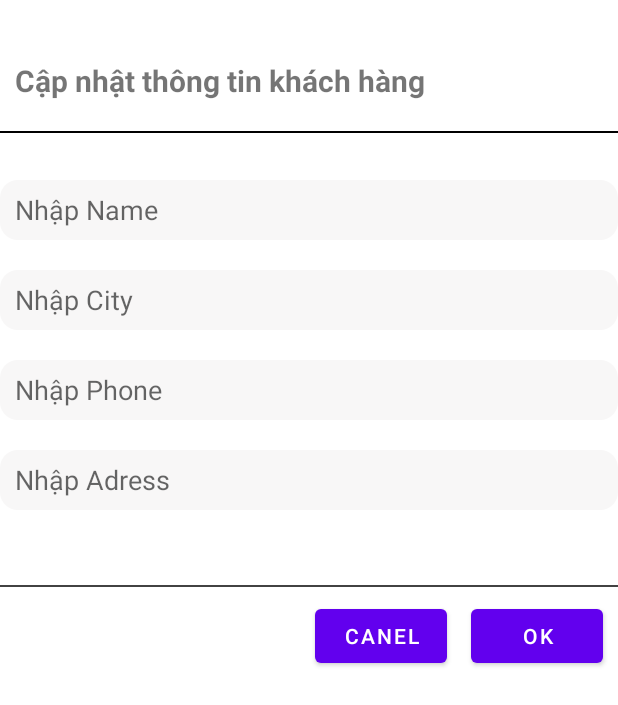
After one commit to TrietAnh222/CNPMnangcaover2, an Android app: the TTgiaohangActivity screen opened directly, with no data from a screen before it, on a phone screen of 412 x 824 dp. The commit adds this screen. Shown: the top 705 px of the screen. Run offline under Robolectric (Android 15) with nearby library versions, the phone set to English and light mode, and no system bars.

Commit message:
ver gan xong

```diff
--- a/CNPMnangcaoriu/app/src/main/AndroidManifest.xml
+++ b/CNPMnangcaoriu/app/src/main/AndroidManifest.xml
@@ -14,6 +14,9 @@
         android:theme="@style/Theme.CNPMnangcaoriu"
         android:usesCleartextTraffic="true"
         tools:targetApi="31">
+        <activity
+            android:name=".Activity.TTgiaohangActivity"
+            android:exported="false" />
         <activity
             android:name=".Activity.GioHangActivity"
             android:exported="false" />
--- a/CNPMnangcaoriu/app/src/main/java/com/example/cnpmnangcaoriu/APIservices.java
+++ b/CNPMnangcaoriu/app/src/main/java/com/example/cnpmnangcaoriu/APIservices.java
@@ -7,6 +7,7 @@ import com.example.cnpmnangcaoriu.Models.LoginRequest;
 import com.example.cnpmnangcaoriu.Models.ProductModel;
 import com.example.cnpmnangcaoriu.Models.RegisterRequest;
 import com.example.cnpmnangcaoriu.Models.ResigterResponse;
+import com.example.cnpmnangcaoriu.Models.UserModel;
 import com.google.gson.Gson;
 import com.google.gson.GsonBuilder;
 
@@ -36,4 +37,6 @@ public interface APIservices {
     Call<ResigterResponse> register (@Body RegisterRequest registerRequest);
     @GET("/api/product/get-details/{id}")
     Call<DetailTest> getDetails(@Path("id") String id);
+    @GET("/api/user/get-details/{id}")
+    Call<UserModel> getDetailsUser(@Path("id") String id);
 }
--- a/CNPMnangcaoriu/app/src/main/java/com/example/cnpmnangcaoriu/Activity/LoginActivity.java
+++ b/CNPMnangcaoriu/app/src/main/java/com/example/cnpmnangcaoriu/Activity/LoginActivity.java
@@ -28,6 +28,7 @@ LoginActivity extends AppCompatActivity {
     private TextView edtTaotaikhoan;
     private Button btnLogin;
     private LinearLayout layoutRegister;
+    public static String id;
 
     @Override
     protected void onCreate(Bundle savedInstanceState) {
@@ -62,6 +63,7 @@ LoginActivity extends AppCompatActivity {
                         LogInResponse logInResponse = response.body();
                         if(response.isSuccessful()&& "OK".equals(logInResponse.getStatus()))
                         {
+                            id = logInResponse.getId();
                             Toast.makeText(LoginActivity.this, "Đăng nhập thành công", Toast.LENGTH_SHORT).show();
                             Intent intent = new Intent(LoginActivity.this, MainActivity.class);
                             startActivity(intent);
--- a/CNPMnangcaoriu/app/src/main/java/com/example/cnpmnangcaoriu/Activity/MainActivity.java
+++ b/CNPMnangcaoriu/app/src/main/java/com/example/cnpmnangcaoriu/Activity/MainActivity.java
@@ -84,6 +84,7 @@ public class MainActivity extends AppCompatActivity implements NavigationView.On
                 Toast.makeText(MainActivity.this, "call fail", Toast.LENGTH_SHORT).show();
             }
         });
+        Log.e("TAG","id"+ LoginActivity.id);
         KhaiBao();
         ActionBar();
         ActionViewFilpper();
--- /dev/null
+++ b/CNPMnangcaoriu/app/src/main/java/com/example/cnpmnangcaoriu/Activity/TTgiaohangActivity.java
@@ -0,0 +1,57 @@
+package com.example.cnpmnangcaoriu.Activity;
+
+import androidx.appcompat.app.AppCompatActivity;
+
+import android.os.Bundle;
+import android.widget.Button;
+import android.widget.EditText;
+
+import com.example.cnpmnangcaoriu.APIservices;
+import com.example.cnpmnangcaoriu.Models.UserModel;
+import com.example.cnpmnangcaoriu.R;
+
+import retrofit2.Call;
+import retrofit2.Callback;
+import retrofit2.Response;
+
+public class TTgiaohangActivity extends AppCompatActivity {
+    EditText editname,editcity,editphone,editaddress;
+    Button btncancel,btnok;
+    @Override
+    protected void onCreate(Bundle savedInstanceState) {
+        super.onCreate(savedInstanceState);
+        setContentView(R.layout.activity_ttgiaohang);
+        Call<UserModel> call = APIservices.myapi.getDetailsUser(LoginActivity.id);
+        call.enqueue(new Callback<UserModel>() {
+            @Override
+            public void onResponse(Call<UserModel> call, Response<UserModel> response) {
+                if(response.isSuccessful()){
+                    UserModel userModel = response.body();
+                    if(userModel.getUser().getName()!=null)
+                        editname.setText(userModel.getUser().getName());
+                    if(userModel.getUser().getPhone()!=null)
+                        editphone.setText(String.valueOf(userModel.getUser().getPhone()));
+                    if(userModel.getUser().getCity()!=null)
+                        editcity.setText(userModel.getUser().getCity());
+                    if(userModel.getUser().getAddress()!=null)
+                        editaddress.setText(userModel.getUser().getAddress());
+                }
+            }
+
+            @Override
+            public void onFailure(Call<UserModel> call, Throwable t) {
+
+            }
+        });
+        initui();
+    }
+
+    private void initui(){
+        editname=findViewById(R.id.editName);
+        editcity = findViewById(R.id.editCity);
+        editaddress= findViewById(R.id.editAdress);
+        editphone = findViewById(R.id.editPhone);
+        btncancel = findViewById(R.id.btncancel);
+        btnok = findViewById(R.id.BTNok);
+    }
+}
--- a/CNPMnangcaoriu/app/src/main/java/com/example/cnpmnangcaoriu/Models/LoginRequest.java
+++ b/CNPMnangcaoriu/app/src/main/java/com/example/cnpmnangcaoriu/Models/LoginRequest.java
@@ -3,6 +3,7 @@ package com.example.cnpmnangcaoriu.Models;
 import com.google.gson.annotations.SerializedName;
 
 public class LoginRequest {
+
     @SerializedName("email")
     private String email;
     @SerializedName("password")
@@ -12,6 +13,8 @@ public class LoginRequest {
         this.email = email;
         this.password = password;
     }
+
+
 
     public String getEmail() {
         return email;
--- /dev/null
+++ b/CNPMnangcaoriu/app/src/main/res/drawable/baseline_arrow_back_ios_24.xml
@@ -0,0 +1,5 @@
+<vector android:autoMirrored="true" android:height="24dp"
+    android:tint="#000000" android:viewportHeight="24"
+    android:viewportWidth="24" android:width="24dp" xmlns:android="http://schemas.android.com/apk/res/android">
+    <path android:fillColor="@android:color/white" android:pathData="M11.67,3.87L9.9,2.1 0,12l9.9,9.9 1.77,-1.77L3.54,12z"/>
+</vector>
--- /dev/null
+++ b/CNPMnangcaoriu/app/src/main/res/drawable/baseline_rounded_corner_24.xml
@@ -0,0 +1,5 @@
+<vector android:height="24dp" android:tint="#000000"
+    android:viewportHeight="24" android:viewportWidth="24"
+    android:width="24dp" xmlns:android="http://schemas.android.com/apk/res/android">
+    <path android:fillColor="@android:color/white" android:pathData="M19,19h2v2h-2V19zM19,17h2v-2h-2V17zM3,13h2v-2H3V13zM3,17h2v-2H3V17zM3,9h2V7H3V9zM3,5h2V3H3V5zM7,5h2V3H7V5zM15,21h2v-2h-2V21zM11,21h2v-2h-2V21zM15,21h2v-2h-2V21zM7,21h2v-2H7V21zM3,21h2v-2H3V21zM21,8c0,-2.76 -2.24,-5 -5,-5h-5v2h5c1.65,0 3,1.35 3,3v5h2V8z"/>
+</vector>
--- /dev/null
+++ b/CNPMnangcaoriu/app/src/main/res/drawable/baseline_shopping_cart_24.xml
@@ -0,0 +1,5 @@
+<vector android:height="24dp" android:tint="#000000"
+    android:viewportHeight="24" android:viewportWidth="24"
+    android:width="24dp" xmlns:android="http://schemas.android.com/apk/res/android">
+    <path android:fillColor="@android:color/white" android:pathData="M7,18c-1.1,0 -1.99,0.9 -1.99,2S5.9,22 7,22s2,-0.9 2,-2 -0.9,-2 -2,-2zM1,2v2h2l3.6,7.59 -1.35,2.45c-0.16,0.28 -0.25,0.61 -0.25,0.96 0,1.1 0.9,2 2,2h12v-2L7.42,15c-0.14,0 -0.25,-0.11 -0.25,-0.25l0.03,-0.12 0.9,-1.63h7.45c0.75,0 1.41,-0.41 1.75,-1.03l3.58,-6.49c0.08,-0.14 0.12,-0.31 0.12,-0.48 0,-0.55 -0.45,-1 -1,-1L5.21,4l-0.94,-2L1,2zM17,18c-1.1,0 -1.99,0.9 -1.99,2s0.89,2 1.99,2 2,-0.9 2,-2 -0.9,-2 -2,-2z"/>
+</vector>
--- /dev/null
+++ b/CNPMnangcaoriu/app/src/main/res/drawable/rounded_background.xml
@@ -0,0 +1,5 @@
+<!-- res/drawable/rounded_background.xml -->
+<shape xmlns:android="http://schemas.android.com/apk/res/android">
+    <solid android:color="#F8F7F7" /> <!-- Màu nền của EditText -->
+    <corners android:radius="12dp" /> <!-- Độ cong của góc -->
+</shape>
--- /dev/null
+++ b/CNPMnangcaoriu/app/src/main/res/layout/activity_ttgiaohang.xml
@@ -0,0 +1,98 @@
+<!-- res/layout/main_activity.xml -->
+<RelativeLayout xmlns:android="http://schemas.android.com/apk/res/android"
+    xmlns:app="http://schemas.android.com/apk/res-auto"
+    xmlns:tools="http://schemas.android.com/tools"
+    android:layout_width="match_parent"
+    android:layout_height="match_parent"
+    tools:context=".Activity.TTgiaohangActivity">
+
+    <RelativeLayout
+        android:layout_width="match_parent"
+        android:layout_height="match_parent">
+
+        <TextView
+            android:id="@+id/textViewTitle"
+            android:layout_width="wrap_content"
+            android:layout_height="wrap_content"
+            android:text="Cập nhật thông tin khách hàng"
+            android:textSize="20sp"
+            android:textStyle="bold"
+            android:layout_marginTop="40dp"
+            android:layout_marginStart="10dp" />
+
+        <View
+            android:layout_width="match_parent"
+            android:layout_height="1dp"
+            android:background="#000000"
+            android:layout_below="@id/textViewTitle"
+            android:layout_marginTop="20dp" />
+
+        <RelativeLayout
+            android:layout_width="match_parent"
+            android:layout_height="match_parent">
+
+            <Button
+                android:id="@+id/btncancel"
+                android:layout_width="wrap_content"
+                android:layout_height="wrap_content"
+                android:layout_marginLeft="210dp"
+                android:layout_marginTop="400dp"
+                android:text="Canel" />
+
+            <Button
+                android:id="@+id/BTNok"
+                android:layout_width="wrap_content"
+                android:layout_height="wrap_content"
+                android:layout_alignTop="@id/btncancel"
+                android:layout_marginLeft="16dp"
+                android:layout_toEndOf="@id/btncancel"
+                android:text="OK" />
+        </RelativeLayout>
+    </RelativeLayout>
+
+
+
+    <EditText
+        android:id="@+id/editName"
+        android:layout_width="match_parent"
+        android:layout_height="40dp"
+        android:layout_marginTop="120dp"
+
+        android:background="@drawable/rounded_background"
+        android:hint="Nhập Name"
+        android:paddingLeft="10dp"/>
+    <EditText
+        android:id="@+id/editCity"
+        android:layout_width="match_parent"
+        android:layout_height="40dp"
+        android:layout_marginTop="180dp"
+
+        android:paddingLeft="10dp"
+        android:background="@drawable/rounded_background"
+        android:hint="Nhập City" />
+    <EditText
+        android:id="@+id/editPhone"
+        android:layout_width="match_parent"
+        android:layout_height="40dp"
+        android:background="@drawable/rounded_background"
+        android:layout_marginTop="240dp"
+        android:paddingLeft="10dp"
+        android:hint="Nhập Phone" />
+    <EditText
+        android:id="@+id/editAdress"
+        android:layout_width="match_parent"
+        android:layout_height="40dp"
+        android:background="@drawable/rounded_background"
+        android:layout_marginTop="300dp"
+        android:paddingLeft="10dp"
+        android:hint="Nhập Adress" />
+
+    <View
+        android:layout_width="match_parent"
+        android:layout_height="1dp"
+        android:background="#424242"
+        android:layout_below="@id/editAdress"
+        android:layout_marginTop="50dp" />
+
+
+</RelativeLayout>
```
Also changed, not shown: CNPMnangcaoriu/app/src/main/java/com/example/cnpmnangcaoriu/Activity/GioHangActivity.java (+17 -0 lines), CNPMnangcaoriu/app/src/main/java/com/example/cnpmnangcaoriu/Models/LogInResponse.java (+11 -1 lines), CNPMnangcaoriu/app/src/main/java/com/example/cnpmnangcaoriu/Models/User.java (deleted, +0 -88 lines), CNPMnangcaoriu/app/src/main/java/com/example/cnpmnangcaoriu/Models/UserModel.java (added, +141 -0 lines), CNPMnangcaoriu/app/src/main/res/layout/activity_chitietsanpham.xml (+36 -18 lines), CNPMnangcaoriu/app/src/main/res/layout/activity_main.xml (+13 -12 lines), CNPMnangcaoriu/app/src/main/res/layout/customa_product.xml (+48 -11 lines).
